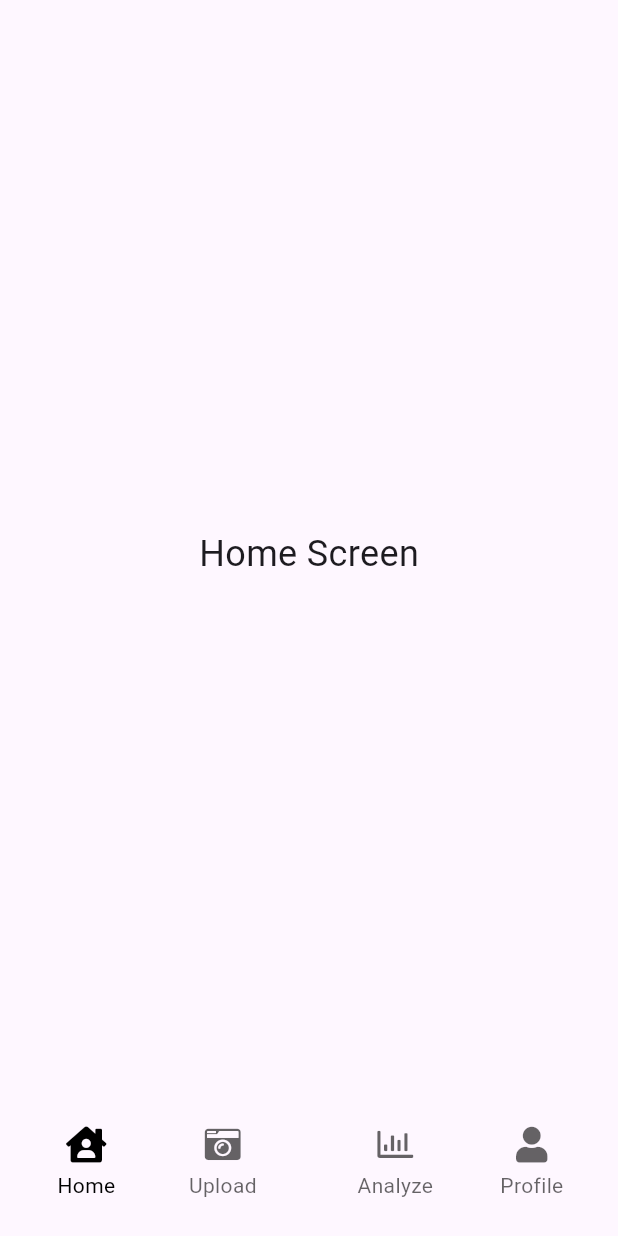
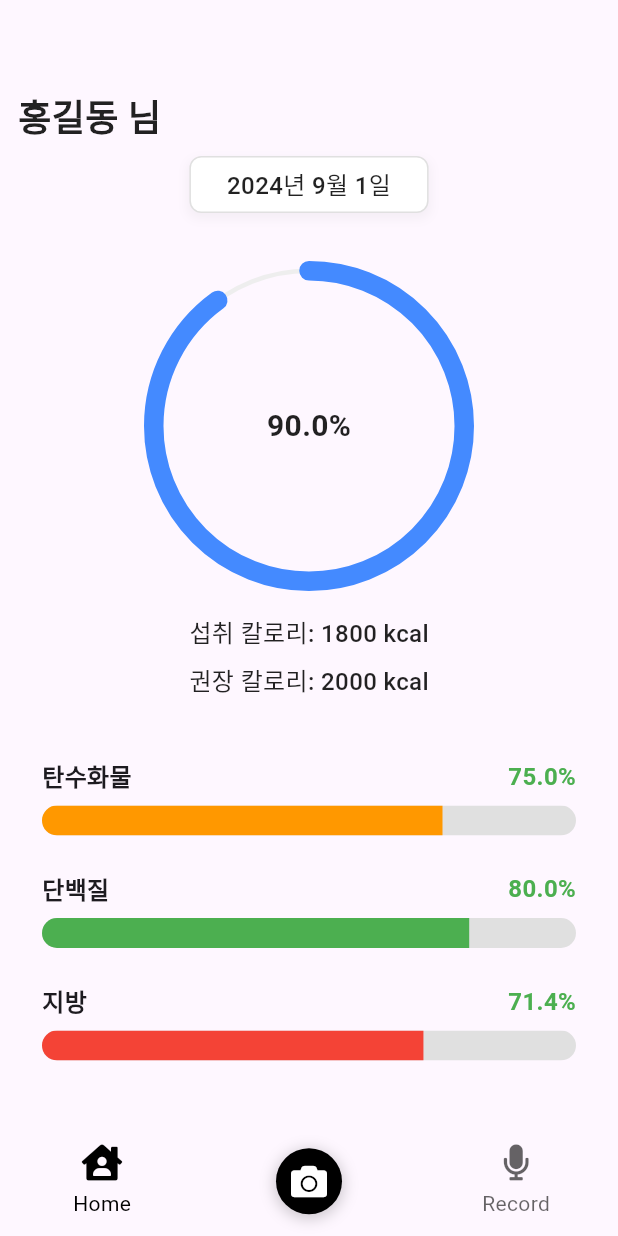
Before and after one commit to WellnessTeam/Wellness_flutter, a Flutter app: the HomeScreen screen opened directly with empty values, after a tap on "Home", on a phone screen of 412 x 824 dp. Run offline on Flutter 3.47's test engine with Material 3 defaults, Android fonts, the light colour scheme and no system bars; drawn by our look-alikes of percent_indicator; our stand-ins replace flutter_riverpod, font_awesome_flutter, go_router, image_picker, permission_handler.

Commit message:
feat: 홈 화면에 칼로리 및 영양 정보 애니메이션 추가 및 UI 개선

```diff
--- /dev/null
+++ b/frontend/lib/features/home/views/analyze_page.dart
@@ -0,0 +1,117 @@
+import 'package:flutter/material.dart';
+import 'package:image_picker/image_picker.dart';
+import 'dart:io';
+import 'package:go_router/go_router.dart'; // go_router를 사용하여 라우팅
+
+class AnalyzePage extends StatelessWidget {
+  final XFile image; // 업로드된 이미지 파일
+
+  const AnalyzePage({
+    Key? key,
+    required this.image,
+  }) : super(key: key);
+
+  // 이미지 메타데이터를 읽어 식사 종류를 결정하는 함수
+  String determineMealType(DateTime dateTime) {
+    final hour = dateTime.hour;
+    if (hour >= 6 && hour < 9) {
+      return '아침';
+    } else if (hour >= 11 && hour < 14) {
+      return '점심';
+    } else if (hour >= 17 && hour < 20) {
+      return '저녁';
+    } else {
+      return '기타';
+    }
+  }
+
+  @override
+  Widget build(BuildContext context) {
+    // 이미지 파일이 존재하지 않을 경우의 기본값 처리
+    final DateTime now = DateTime.now();
+    final String determinedMealType = determineMealType(now);
+
+    // 예제 데이터: 식사 종류, 음식명, 칼로리 및 영양정보
+    final String foodName = "샐러드";
+    final int calories = 250;
+    final double carbs = 20;
+    final double protein = 10;
+    final double fat = 15;
+
+    return Scaffold(
+      appBar: AppBar(
+        title: const Text('분석 결과'),
+        centerTitle: true,
+      ),
+      body: Padding(
+        padding: const EdgeInsets.all(16.0),
+        child: Column(
+          crossAxisAlignment: CrossAxisAlignment.start,
+          children: [
+            // 설정된 Meal Type 표시
+            Text(
+              "식사 종류: $determinedMealType",
+              style: const TextStyle(fontSize: 20, fontWeight: FontWeight.bold),
+            ),
+            const SizedBox(height: 20),
+            // 업로드된 사진 표시
+            Center(
+              child: Image.file(
+                File(image.path),
+                width: 300,
+                height: 300,
+                fit: BoxFit.cover,
+              ),
+            ),
+            const SizedBox(height: 20),
+            // 분류된 음식명 표시
+            Text(
+              "음식명: $foodName",
+              style: const TextStyle(fontSize: 18),
+            ),
+            const SizedBox(height: 10),
+            // 음식의 칼로리 표시
+            Text(
+              "칼로리: $calories kcal",
+              style: const TextStyle(fontSize: 18),
+            ),
+            const SizedBox(height: 20),
+            // 음식의 영양정보 표시 (탄수화물, 단백질, 지방)
+            const Text(
+              "영양정보:",
+              style: TextStyle(fontSize: 18, fontWeight: FontWeight.bold),
+            ),
+            const SizedBox(height: 10),
+            Text("탄수화물: $carbs g"),
+            Text("단백질: $protein g"),
+            Text("지방: $fat g"),
+            const Spacer(),
+            // 완료 및 취소 버튼
+            Row(
+              mainAxisAlignment: MainAxisAlignment.spaceEvenly,
+              children: [
+                ElevatedButton(
+                  onPressed: () {
+                    // 완료 버튼 클릭 시 HomeScreen으로 이동
+                    context.go('/home/home');
+                  },
+                  child: const Text('완료'),
+                ),
+                ElevatedButton(
+                  onPressed: () {
+                    // 취소 버튼 클릭 시 HomeScreen으로 이동
+                    context.go('/home/home');
+                  },
+                  child: const Text('취소'),
+                  style: ElevatedButton.styleFrom(
+                    backgroundColor: Colors.grey, // 회색 버튼
+                  ),
+                ),
+              ],
+            ),
+          ],
+        ),
+      ),
+    );
+  }
+}
--- a/frontend/lib/features/home/views/home_screen.dart
+++ b/frontend/lib/features/home/views/home_screen.dart
@@ -2,12 +2,18 @@ import 'package:flutter/material.dart';
 import 'package:frontend/constants/gaps.dart';
 import 'package:frontend/constants/sizes.dart';
 import 'package:frontend/features/home/views/widgets/nav_tab.dart';
+import 'package:frontend/features/home/views/widgets/nutrition_bar.dart';
 import 'package:font_awesome_flutter/font_awesome_flutter.dart';
 import 'package:go_router/go_router.dart';
+import 'package:image_picker/image_picker.dart';
+import 'package:permission_handler/permission_handler.dart';
+import 'package:percent_indicator/circular_percent_indicator.dart'; // 패키지 추가
+import 'package:intl/intl.dart'; // 날짜 형식을 위한 패키지
+import 'record_screen.dart'; // RecordScreen 추가
 
 class HomeScreen extends StatefulWidget {
   static const String routeName = "home";
-  static const String routeURL = "/home/:tab"; // URL에서 tab을 변수로 받음
+  static const String routeURL = "/home/:tab";
 
   final String tab;
 
@@ -21,15 +27,14 @@ class HomeScreen extends StatefulWidget {
 }
 
 class _HomeScreenState extends State<HomeScreen> {
+  double intakeRatio = 0.0;
   final List<String> tabs = [
     "home",
-    "discover",
-    "xxxx",
-    "inbox",
-    "profile",
+    "record",
   ];
 
   late int _selectedIndex;
+  bool _isRequestingPermission = false;
 
   @override
   void initState() {
@@ -41,65 +46,82 @@ class _HomeScreenState extends State<HomeScreen> {
     switch (tab) {
       case "home":
         return 0;
-      case "discover":
+      case "record":
         return 1;
-      case "inbox":
-        return 3;
-      case "profile":
-        return 4;
       default:
         return 0;
+    }
+  }
+
+  Future<void> _pickImage() async {
+    if (_isRequestingPermission) return; // 권한 요청 중복 방지
+
+    _isRequestingPermission = true;
+
+    try {
+      var status = await Permission.storage.status;
+      if (await Permission.photos.isGranted ||
+          await Permission.storage.isGranted) {
+        final ImagePicker picker = ImagePicker();
+        final XFile? image =
+            await picker.pickImage(source: ImageSource.gallery);
+
+        if (image != null && mounted) {
+          context.go('/analyze', extra: image);
+        }
+      } else {
+        status = await Permission.photos.request();
+        if (status.isGranted) {
+          final ImagePicker picker = ImagePicker();
+          final XFile? image =
+              await picker.pickImage(source: ImageSource.gallery);
+
+          if (image != null && mounted) {
+            context.go('/analyze', extra: image);
+          }
+        } else if (status.isDenied || status.isPermanentlyDenied) {
+          ScaffoldMessenger.of(context).showSnackBar(
+            SnackBar(
+              content: const Text('갤러리 접근 권한이 필요합니다.'),
+              action: SnackBarAction(
+                label: '설정으로 이동',
+                onPressed: () {
+                  openAppSettings();
+                },
+              ),
+            ),
+          );
+        }
+      }
+    } finally {
+      _isRequestingPermission = false;
     }
   }
 
   void _onTap(int index) {
     setState(() {
       _selectedIndex = index;
+      intakeRatio = 0.90;
     });
 
-    // 선택된 탭에 맞는 라우트로 이동
     String selectedTab = tabs[index];
     context.go('/home/$selectedTab');
-  }
-
-  Widget _buildPlaceholderScreen(String title) {
-    return Center(
-      child: Text(
-        '$title Screen',
-        style: const TextStyle(fontSize: 24),
-      ),
-    );
   }
 
   @override
   Widget build(BuildContext context) {
     return Scaffold(
       resizeToAvoidBottomInset: false,
-      body: Stack(
+      body: IndexedStack(
+        index: _selectedIndex,
         children: [
-          Offstage(
-            offstage: _selectedIndex != 0,
-            child: _buildPlaceholderScreen("Home"),
-          ),
-          Offstage(
-            offstage: _selectedIndex != 1,
-            child: _buildPlaceholderScreen("Upload"),
-          ),
-          Offstage(
-            offstage: _selectedIndex != 3,
-            child: _buildPlaceholderScreen("Analyze"),
-          ),
-          Offstage(
-            offstage: _selectedIndex != 4,
-            child: _buildPlaceholderScreen("Profile"),
-          ),
+          _buildHomeScreen(context),
+          const RecordScreen(),
         ],
       ),
       bottomNavigationBar: Padding(
         padding: EdgeInsets.only(
             bottom: MediaQuery.of(context).padding.bottom + Sizes.size12),
-        child: Padding(
-          padding: const EdgeInsets.all(Sizes.size12),
         child: Row(
           mainAxisAlignment: MainAxisAlignment.spaceBetween,
           children: [
@@ -110,31 +132,173 @@ class _HomeScreenState extends State<HomeScreen> {
               onTap: () => _onTap(0),
               selectedIcon: FontAwesomeIcons.houseUser,
             ),
+            Gaps.h48,
+            GestureDetector(
+              onTap: _pickImage,
+              child: Container(
+                padding: const EdgeInsets.all(10),
+                decoration: BoxDecoration(
+                  color: Colors.black,
+                  shape: BoxShape.circle,
+                  boxShadow: [
+                    BoxShadow(
+                      color: Colors.black.withOpacity(0.2),
+                      spreadRadius: 1,
+                      blurRadius: 8,
+                      offset: Offset(0, 2),
+                    ),
+                  ],
+                ),
+                child: const FaIcon(
+                  FontAwesomeIcons.camera,
+                  color: Colors.white,
+                ),
+              ),
+            ),
+            Gaps.h48,
             NavTab(
-                text: "Upload",
+              text: "Record",
               isSelected: _selectedIndex == 1,
-                icon: FontAwesomeIcons.cameraRetro,
+              icon: FontAwesomeIcons.microphone,
               onTap: () => _onTap(1),
-                selectedIcon: FontAwesomeIcons.cameraRetro,
-              ),
-              Gaps.h24,
-              NavTab(
-                text: "Analyze",
-                isSelected: _selectedIndex == 3,
-                icon: FontAwesomeIcons.chartBar,
-                onTap: () => _onTap(3),
-                selectedIcon: FontAwesomeIcons.chartBar,
-              ),
-              NavTab(
-                text: "Profile",
-                isSelected: _selectedIndex == 4,
-                icon: FontAwesomeIcons.solidUser,
-                onTap: () => _onTap(4),
-                selectedIcon: FontAwesomeIcons.solidUser,
+              selectedIcon: FontAwesomeIcons.microphone,
             ),
           ],
         ),
       ),
+    );
+  }
+
+  Widget _buildHomeScreen(BuildContext context) {
+    // 현재 날짜를 불러오기 (시스템 날짜)
+    String todayDate = DateFormat('yyyy년 M월 d일').format(DateTime.now());
+    // 예시 데이터: 닉네임, 섭취 칼로리, 권장 칼로리
+    String nickname = "홍길동";
+    int intakeCalories = 1800; // 섭취 칼로리 예시
+    int recommendedCalories = 2000; // 권장 칼로리 예시
+    double intakeRatio = intakeCalories / recommendedCalories;
+
+    // 예시 데이터: 탄수화물, 단백질, 지방
+    double carbIntake = 150;
+    double carbRecommended = 200;
+    double proteinIntake = 80;
+    double proteinRecommended = 100;
+    double fatIntake = 50;
+    double fatRecommended = 70;
+
+    return Padding(
+      padding: const EdgeInsets.all(Sizes.size12),
+      child: Column(
+        crossAxisAlignment: CrossAxisAlignment.stretch,
+        children: [
+          // 닉네임 표시
+          Padding(
+            padding: const EdgeInsets.only(top: Sizes.size48),
+            child: Text(
+              "$nickname 님",
+              style: const TextStyle(
+                fontSize: 24,
+                fontWeight: FontWeight.bold,
+                color: Colors.black87, // 깔끔한 컬러
+              ),
+            ),
+          ),
+          Gaps.v8,
+          // 날짜 표시
+          Align(
+            alignment: Alignment.center,
+            child: Container(
+              padding: const EdgeInsets.symmetric(
+                  horizontal: Sizes.size24, vertical: Sizes.size6),
+              decoration: BoxDecoration(
+                color: Colors.white,
+                border: Border.all(color: Colors.grey[300]!, width: 1),
+                borderRadius: BorderRadius.circular(8),
+                boxShadow: [
+                  BoxShadow(
+                    color: Colors.grey.withOpacity(0.1),
+                    spreadRadius: 1,
+                    blurRadius: 5,
+                    offset: const Offset(0, 3),
+                  ),
+                ],
+              ),
+              child: Text(
+                todayDate,
+                style: const TextStyle(
+                  fontSize: 16,
+                  color: Colors.black87,
+                  fontWeight: FontWeight.w500,
+                ),
+              ),
+            ),
+          ),
+          Gaps.v32,
+          // 섭취 칼로리 / 권장 칼로리 원형 차트
+          CircularPercentIndicator(
+            radius: 110.0,
+            lineWidth: 13.0,
+            animation: true,
+            animationDuration: 1000,
+            percent: intakeRatio,
+            center: Text(
+              "${(intakeRatio * 100).toStringAsFixed(1)}%",
+              style: const TextStyle(
+                fontWeight: FontWeight.bold,
+                fontSize: 20.0,
+                color: Colors.black87, // 깔끔한 텍스트 컬러
+              ),
+            ),
+            footer: Column(
+              children: [
+                Gaps.v16,
+                Text(
+                  "섭취 칼로리: $intakeCalories kcal",
+                  style: const TextStyle(
+                    fontSize: 16,
+                    color: Colors.black87,
+                    fontWeight: FontWeight.w500,
+                  ),
+                ),
+                Gaps.v8,
+                Text(
+                  "권장 칼로리: $recommendedCalories kcal",
+                  style: const TextStyle(
+                    fontSize: 16,
+                    color: Colors.black87,
+                    fontWeight: FontWeight.w500,
+                  ),
+                ),
+              ],
+            ),
+            circularStrokeCap: CircularStrokeCap.round,
+            progressColor: Colors.blueAccent,
+            backgroundColor: Colors.grey[200]!,
+            backgroundWidth: 3,
+          ),
+          Gaps.v32,
+          // 섭취/권장 탄단지 막대 그래프
+          NutritionBar(
+            label: "탄수화물",
+            intake: carbIntake,
+            recommended: carbRecommended,
+            color: Colors.orange,
+          ),
+          Gaps.v8,
+          NutritionBar(
+            label: "단백질",
+            intake: proteinIntake,
+            recommended: proteinRecommended,
+            color: Colors.green,
+          ),
+          Gaps.v8,
+          NutritionBar(
+            label: "지방",
+            intake: fatIntake,
+            recommended: fatRecommended,
+            color: Colors.red,
+          ),
+        ],
       ),
     );
   }
--- /dev/null
+++ b/frontend/lib/features/home/views/record_screen.dart
@@ -0,0 +1,97 @@
+import 'package:flutter/material.dart';
+import 'package:frontend/constants/gaps.dart';
+import 'package:frontend/constants/sizes.dart';
+
+class RecordScreen extends StatelessWidget {
+  const RecordScreen({Key? key}) : super(key: key);
+
+  @override
+  Widget build(BuildContext context) {
+    // 더미 데이터: 실제 데이터는 백엔드와 연결 후 가져올 예정
+    final List<Map<String, dynamic>> meals = [
+      {
+        'type': '아침 식사',
+        'food': '시리얼과 우유',
+        'calories': 250,
+        'carb': 40,
+        'protein': 8,
+        'fat': 5,
+        'time': '08:00 AM'
+      },
+      {
+        'type': '점심 식사',
+        'food': '치킨 샐러드',
+        'calories': 400,
+        'carb': 20,
+        'protein': 30,
+        'fat': 15,
+        'time': '12:30 PM'
+      },
+      {
+        'type': '저녁 식사',
+        'food': '스파게티',
+        'calories': 600,
+        'carb': 70,
+        'protein': 20,
+        'fat': 25,
+        'time': '07:00 PM'
+      },
+    ];
+
+    return Scaffold(
+      appBar: AppBar(
+        title: const Text('식사 기록'),
+        centerTitle: true,
+      ),
+      body: Padding(
+        padding: const EdgeInsets.symmetric(horizontal: Sizes.size24),
+        child: ListView.builder(
+          itemCount: meals.length,
+          itemBuilder: (context, index) {
+            final meal = meals[index];
+            return Card(
+              margin: const EdgeInsets.symmetric(vertical: Sizes.size8),
+              child: Padding(
+                padding: const EdgeInsets.all(Sizes.size12),
+                child: Column(
+                  crossAxisAlignment: CrossAxisAlignment.start,
+                  children: [
+                    Text(
+                      meal['type'],
+                      style: const TextStyle(
+                          fontSize: 18, fontWeight: FontWeight.bold),
+                    ),
+                    Gaps.v8,
+                    Text(
+                      "음식명: ${meal['food']}",
+                      style: const TextStyle(fontSize: 16),
+                    ),
+                    Gaps.v4,
+                    Text(
+                      "칼로리: ${meal['calories']} kcal",
+                      style: const TextStyle(fontSize: 16),
+                    ),
+                    Gaps.v4,
+                    Text(
+                      "탄수화물: ${meal['carb']}g / 단백질: ${meal['protein']}g / 지방: ${meal['fat']}g",
+                      style: const TextStyle(fontSize: 16),
+                    ),
+                    Gaps.v8,
+                    Align(
+                      alignment: Alignment.bottomRight,
+                      child: Text(
+                        "기록 시간: ${meal['time']}",
+                        style:
+                            const TextStyle(fontSize: 14, color: Colors.grey),
+                      ),
+                    ),
+                  ],
+                ),
+              ),
+            );
+          },
+        ),
+      ),
+    );
+  }
+}
--- /dev/null
+++ b/frontend/lib/features/home/views/widgets/nutrition_bar.dart
@@ -0,0 +1,60 @@
+import 'package:flutter/material.dart';
+
+class NutritionBar extends StatelessWidget {
+  final String label;
+  final double intake;
+  final double recommended;
+  final Color color;
+
+  const NutritionBar({
+    Key? key,
+    required this.label,
+    required this.intake,
+    required this.recommended,
+    required this.color,
+  }) : super(key: key);
+
+  @override
+  Widget build(BuildContext context) {
+    double percentage = intake / recommended;
+
+    return Padding(
+      padding: const EdgeInsets.symmetric(vertical: 8.0, horizontal: 16.0),
+      child: Column(
+        crossAxisAlignment: CrossAxisAlignment.start,
+        children: [
+          // 라벨과 퍼센트 텍스트를 한 줄로 배치
+          Row(
+            mainAxisAlignment: MainAxisAlignment.spaceBetween,
+            children: [
+              Text(
+                label,
+                style:
+                    const TextStyle(fontSize: 16, fontWeight: FontWeight.bold),
+              ),
+              Text(
+                "${(percentage * 100).toStringAsFixed(1)}%",
+                style: TextStyle(
+                  fontSize: 16,
+                  fontWeight: FontWeight.bold,
+                  color: percentage >= 1 ? Colors.red : Colors.green,
+                ),
+              ),
+            ],
+          ),
+          const SizedBox(height: 8),
+          // 모서리가 둥근 LinearProgressIndicator
+          ClipRRect(
+            borderRadius: BorderRadius.circular(10),
+            child: LinearProgressIndicator(
+              value: percentage,
+              backgroundColor: Colors.grey[300],
+              color: color,
+              minHeight: 20,
+            ),
+          ),
+        ],
+      ),
+    );
+  }
+}
--- a/frontend/lib/main.dart
+++ b/frontend/lib/main.dart
@@ -2,14 +2,17 @@ import 'package:flutter/material.dart';
 import 'package:flutter_localizations/flutter_localizations.dart';
 import 'package:frontend/features/authentication/views/height_screen.dart';
 import 'package:frontend/features/authentication/views/login_screen.dart';
-import 'package:frontend/features/authentication/views/birthday_screen.dart'; // BirthdayScreen import
-import 'package:frontend/features/authentication/views/gender_screen.dart'; // ProfileDetailsScreen import
+import 'package:frontend/features/authentication/views/birthday_screen.dart';
+import 'package:frontend/features/authentication/views/gender_screen.dart';
 import 'package:frontend/features/authentication/views/weight_screen.dart';
-import 'package:frontend/features/home/views/home_screen.dart'; // HomeScreen import
+import 'package:frontend/features/home/views/home_screen.dart';
 import 'package:flutter_riverpod/flutter_riverpod.dart';
 import 'package:go_router/go_router.dart';
+import 'package:frontend/features/home/views/analyze_page.dart';
+import 'package:image_picker/image_picker.dart'; // AnalyzePage import
 
 void main() {
+  WidgetsFlutterBinding.ensureInitialized(); // 플러그인 초기화
   runApp(
     const ProviderScope(
       child: MyApp(),
@@ -45,7 +48,6 @@ class MyApp extends StatelessWidget {
 
 // GoRouter 설정
 final GoRouter _router = GoRouter(
-  //initialLocation: BirthdayScreen.routeURL,
   routes: [
     GoRoute(
       name: LoginScreen.routeName,
@@ -80,5 +82,12 @@ final GoRouter _router = GoRouter(
         return HomeScreen(tab: tab);
       },
     ),
+    GoRoute(
+      path: '/analyze',
+      builder: (context, state) {
+        final image = state.extra as XFile;
+        return AnalyzePage(image: image);
+      },
+    ),
   ],
 );
--- a/frontend/pubspec.yaml
+++ b/frontend/pubspec.yaml
@@ -51,6 +51,9 @@ dependencies:
   intl: any
   intl_utils: ^2.8.7
   kakao_flutter_sdk: ^1.9.2
+  image_picker: ^1.1.2
+  permission_handler: ^11.3.1
+  percent_indicator: ^4.2.3
 
 dev_dependencies:
   flutter_test:
```
Also changed, not shown: frontend/pubspec.lock, 6 other files. Lines whose indentation alone changed are shown as unchanged.
